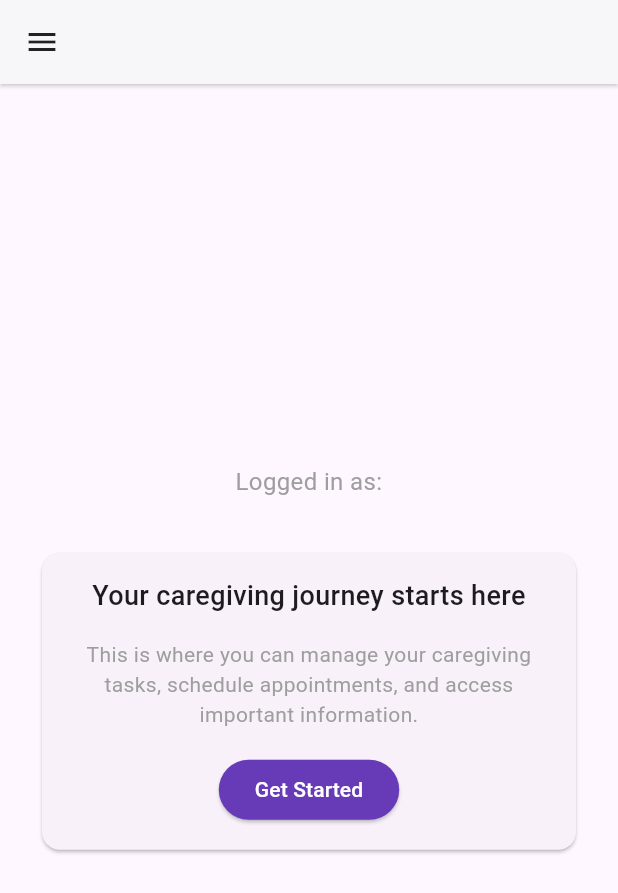
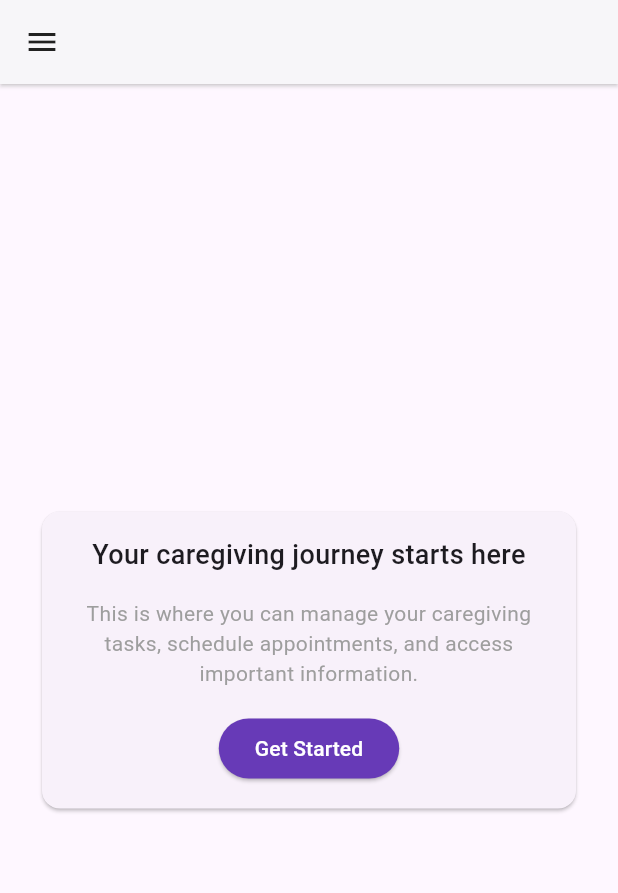
Before and after one commit to gbrllim/caregiver_app, a Flutter app: the HomeScreen screen opened by its route, on a phone screen of 412 x 824 dp. Shown: the top 893 px of the screen. Run offline on Flutter 3.47's test engine with Material 3 defaults, Android fonts, the phone set to English and light mode, and no system bars; our stand-ins replace firebase_auth, firebase_core, intl_phone_field; accounts and stored records are empty.

Commit message:
Remove excess text on homescreen

```diff
--- a/lib/screens/home_screen.dart
+++ b/lib/screens/home_screen.dart
@@ -135,65 +135,13 @@ class HomeScreen extends StatelessWidget {
           ],
         ),
       ),
+      // Main content
       body: Padding(
         padding: const EdgeInsets.all(24.0),
         child: Column(
           mainAxisAlignment: MainAxisAlignment.center,
           crossAxisAlignment: CrossAxisAlignment.stretch,
           children: [
-            if (selectedProfile != null) ...[
-              Card(
-                color: Colors.deepPurple.shade50,
-                child: Padding(
-                  padding: const EdgeInsets.all(16.0),
-                  child: Row(
-                    children: [
-                      CircleAvatar(
-                        radius: 25,
-                        backgroundColor: Colors.deepPurple.shade100,
-                        child: Text(
-                          selectedProfile!.name.substring(0, 1).toUpperCase(),
-                          style: TextStyle(
-                            fontSize: 20,
-                            fontWeight: FontWeight.bold,
-                            color: Colors.deepPurple.shade700,
-                          ),
-                        ),
-                      ),
-                      const SizedBox(width: 16),
-                      Expanded(
-                        child: Column(
-                          crossAxisAlignment: CrossAxisAlignment.start,
-                          children: [
-                            Text(
-                              selectedProfile!.name,
-                              style: const TextStyle(
-                                fontSize: 18,
-                                fontWeight: FontWeight.w600,
-                              ),
-                            ),
-                            Text(
-                              selectedProfile!.relationship,
-                              style: TextStyle(
-                                fontSize: 14,
-                                color: Colors.grey.shade600,
-                              ),
-                            ),
-                          ],
-                        ),
-                      ),
-                    ],
-                  ),
-                ),
-              ),
-              const SizedBox(height: 16),
-            ],
-            Text(
-              'Logged in as: ${user?.phoneNumber ?? 'Unknown'}',
-              style: const TextStyle(fontSize: 16, color: Colors.grey),
-              textAlign: TextAlign.center,
-            ),
-            const SizedBox(height: 32),
             Card(
               child: Padding(
                 padding: const EdgeInsets.all(16.0),
```
